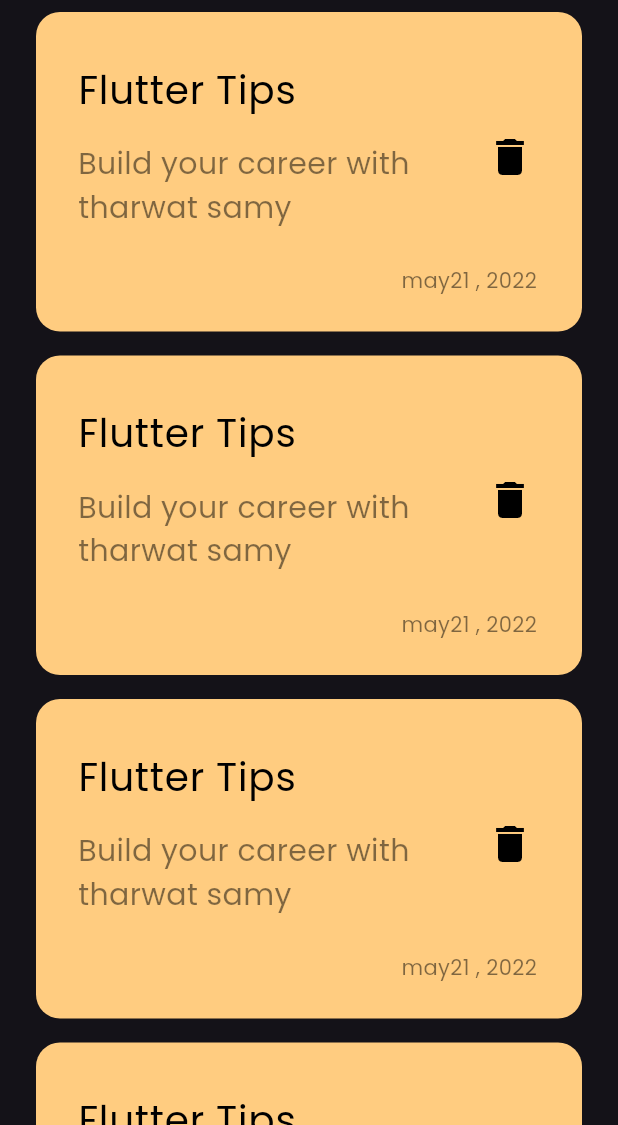
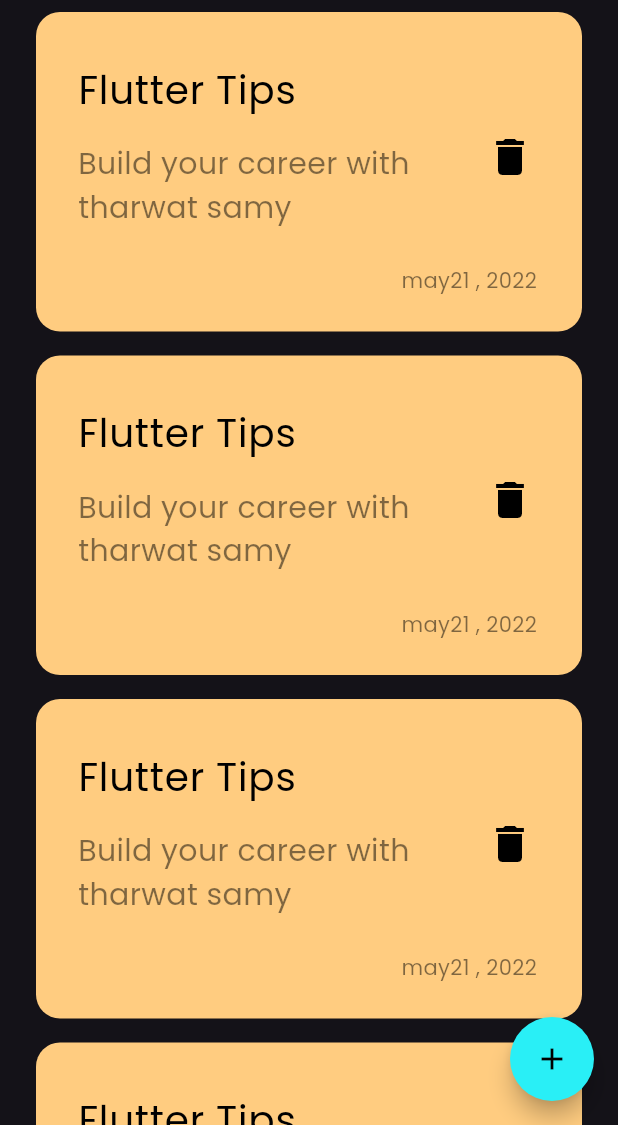
Before and after one commit to Youssef-Taqi-Eldeen/notes_app, a Flutter app: the screen it shows after launch, on a phone screen of 412 x 824 dp, the part 111-1236 px from its top. Run offline on Flutter 3.47's test engine with Material 3 defaults, Android fonts, the phone set to English and light mode, and no system bars.

Commit message:
add floating action button

```diff
--- a/lib/views/notes_view.dart
+++ b/lib/views/notes_view.dart
@@ -6,8 +6,17 @@ class NotesView extends StatelessWidget {
 
   @override
   Widget build(BuildContext context) {
-    return const Scaffold(
-      body: NotesViewBody(),
+    return Scaffold(
+      floatingActionButton: FloatingActionButton(
+        shape: const CircleBorder(),
+        backgroundColor: const Color.fromARGB(255, 41, 239, 246),
+        onPressed: () {},
+        child: const Icon(
+          Icons.add,
+          color: Colors.black,
+        ),
+      ),
+      body: const NotesViewBody(),
     );
   }
 }
```
